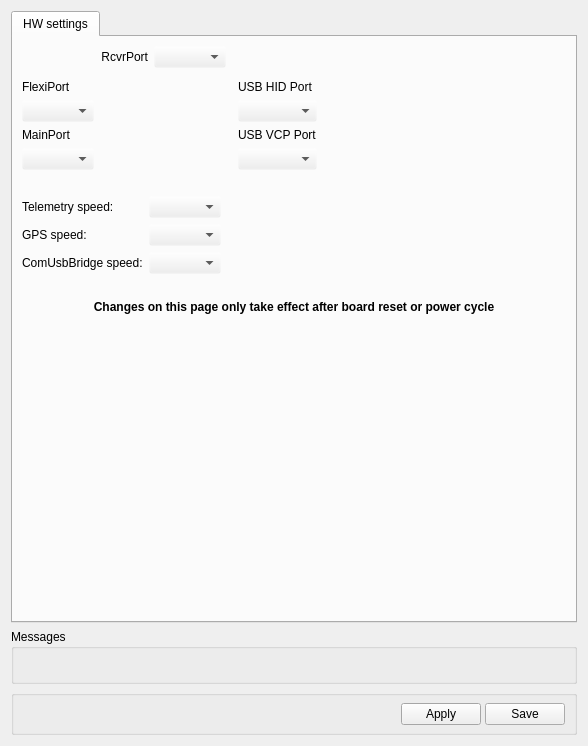
Old version of the form ground/openpilotgcs/src/plugins/config/cc_hw_settings.ui in the repository openpilot/OpenPilot.
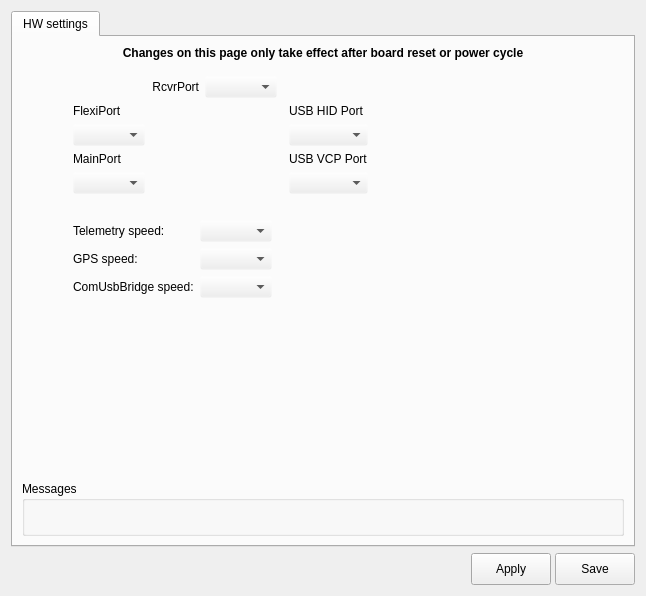
New version of the form. Icons and pictures are not drawn.

Commit message: almost done fixing any spacing isues, changed the font so its bigger, added some new stylesheet properties to linux and osx

Patch:
```diff
--- a/ground/openpilotgcs/src/plugins/config/cc_hw_settings.ui
+++ b/ground/openpilotgcs/src/plugins/config/cc_hw_settings.ui
@@ -6,14 +6,14 @@
    <rect>
     <x>0</x>
     <y>0</y>
-    <width>588</width>
-    <height>746</height>
+    <width>646</width>
+    <height>596</height>
    </rect>
   </property>
   <property name="windowTitle">
    <string>Form</string>
   </property>
-  <layout class="QVBoxLayout" name="verticalLayout_2">
+  <layout class="QVBoxLayout" name="verticalLayout">
    <item>
     <widget class="QTabWidget" name="tabWidget">
      <property name="currentIndex">
@@ -107,29 +107,214 @@
            <rect>
             <x>0</x>
             <y>0</y>
-            <width>558</width>
-            <height>580</height>
+            <width>616</width>
+            <height>495</height>
            </rect>
           </property>
-          <layout class="QVBoxLayout" name="verticalLayout">
+          <layout class="QGridLayout" name="gridLayout_3">
+           <item row="6" column="0" colspan="3">
+            <widget class="QGroupBox" name="groupBox_2">
+             <property name="sizePolicy">
+              <sizepolicy hsizetype="Preferred" vsizetype="Minimum">
+               <horstretch>0</horstretch>
+               <verstretch>0</verstretch>
+              </sizepolicy>
+             </property>
+             <property name="minimumSize">
+              <size>
+               <width>0</width>
+               <height>50</height>
+              </size>
+             </property>
+             <property name="title">
+              <string>Messages</string>
+             </property>
+             <layout class="QHBoxLayout" name="horizontalLayout_3">
            <item>
-            <layout class="QGridLayout" name="gridLayout">
-             <item row="1" column="1" rowspan="5" colspan="3">
-              <widget class="QLabel" name="label_2">
+               <widget class="QLabel" name="problems">
+                <property name="font">
+                 <font>
+                  <weight>75</weight>
+                  <bold>true</bold>
+                 </font>
+                </property>
                <property name="text">
                 <string/>
                </property>
-               <property name="scaledContents">
+                <property name="textFormat">
+                 <enum>Qt::AutoText</enum>
+                </property>
+                <property name="wordWrap">
                 <bool>true</bool>
+                </property>
+               </widget>
+              </item>
+             </layout>
+            </widget>
+           </item>
+           <item row="0" column="1">
+            <widget class="QLabel" name="label_6">
+             <property name="sizePolicy">
+              <sizepolicy hsizetype="Preferred" vsizetype="Preferred">
+               <horstretch>0</horstretch>
+               <verstretch>0</verstretch>
+              </sizepolicy>
+             </property>
+             <property name="minimumSize">
+              <size>
+               <width>500</width>
+               <height>0</height>
+              </size>
+             </property>
+             <property name="maximumSize">
+              <size>
+               <width>500</width>
+               <height>16777215</height>
+              </size>
+             </property>
+             <property name="font">
+              <font>
+               <weight>75</weight>
+               <bold>true</bold>
+              </font>
+             </property>
+             <property name="text">
+              <string>Changes on this page only take effect after board reset or power cycle</string>
+             </property>
+             <property name="alignment">
+              <set>Qt::AlignCenter</set>
+             </property>
+             <property name="wordWrap">
+              <bool>true</bool>
+             </property>
+            </widget>
+           </item>
+           <item row="5" column="1">
+            <spacer name="verticalSpacer">
+             <property name="orientation">
+              <enum>Qt::Vertical</enum>
+             </property>
+             <property name="sizeHint" stdset="0">
+              <size>
+               <width>20</width>
+               <height>25</height>
+              </size>
+             </property>
+            </spacer>
+           </item>
+           <item row="3" column="1">
+            <layout class="QHBoxLayout" name="horizontalLayout">
+             <item>
+              <layout class="QGridLayout" name="gridLayout_2">
+               <item row="0" column="0">
+                <widget class="QLabel" name="telemetrySpeedLabel">
+                 <property name="text">
+                  <string>Telemetry speed:</string>
+                 </property>
+                </widget>
+               </item>
+               <item row="1" column="0">
+                <widget class="QLabel" name="GpsSpeedLabel">
+                 <property name="minimumSize">
+                  <size>
+                   <width>55</width>
+                   <height>0</height>
+                  </size>
+                 </property>
+                 <property name="text">
+                  <string>GPS speed:</string>
+                 </property>
+                </widget>
+               </item>
+               <item row="2" column="0">
+                <widget class="QLabel" name="ComUsbBridgeSpeedLabel">
+                 <property name="minimumSize">
+                  <size>
+                   <width>55</width>
+                   <height>0</height>
+                  </size>
+                 </property>
+                 <property name="text">
+                  <string>ComUsbBridge speed:</string>
+                 </property>
+                </widget>
+               </item>
+               <item row="0" column="1">
+                <widget class="QComboBox" name="telemetrySpeed">
+                 <property name="toolTip">
+                  <string>Select the speed here.</string>
+                 </property>
+                </widget>
+               </item>
+               <item row="1" column="1">
+                <widget class="QComboBox" name="gpsSpeed">
+                 <property name="toolTip">
+                  <string>Select the speed here.</string>
+                 </property>
+                </widget>
+               </item>
+               <item row="2" column="1">
+                <widget class="QComboBox" name="comUsbBridgeSpeed">
+                 <property name="toolTip">
+                  <string>Select the speed here.</string>
+                 </property>
+                </widget>
+               </item>
+              </layout>
+             </item>
+             <item>
+              <spacer name="horizontalSpacer_3">
+               <property name="orientation">
+                <enum>Qt::Horizontal</enum>
+               </property>
+               <property name="sizeHint" stdset="0">
+                <size>
+                 <width>40</width>
+                 <height>20</height>
+                </size>
+               </property>
+              </spacer>
+             </item>
+            </layout>
+           </item>
+           <item row="2" column="1">
+            <layout class="QGridLayout" name="gridLayout" rowstretch="0,0,0,0,0,0">
+             <item row="5" column="0">
+              <widget class="QLabel" name="label_4">
+               <property name="text">
+                <string/>
                </property>
               </widget>
              </item>
              <item row="2" column="0">
               <widget class="QComboBox" name="cbFlexi"/>
              </item>
+             <item row="1" column="4">
+              <widget class="QLabel" name="label_8">
+               <property name="text">
+                <string>USB HID Port</string>
+               </property>
+               <property name="alignment">
+                <set>Qt::AlignBottom|Qt::AlignLeading|Qt::AlignLeft</set>
+               </property>
+              </widget>
+             </item>
              <item row="4" column="0">
               <widget class="QComboBox" name="cbTele"/>
              </item>
+             <item row="1" column="1" rowspan="5" colspan="3">
+              <widget class="QLabel" name="label_2">
+               <property name="text">
+                <string/>
+               </property>
+               <property name="scaledContents">
+                <bool>true</bool>
+               </property>
+              </widget>
+             </item>
+             <item row="0" column="2">
+              <widget class="QComboBox" name="cbRcvr"/>
+             </item>
              <item row="3" column="0">
               <widget class="QLabel" name="label_3">
                <property name="text">
@@ -140,49 +325,22 @@
                </property>
               </widget>
              </item>
-             <item row="5" column="0">
-              <widget class="QLabel" name="label_4">
-               <property name="text">
-                <string/>
-               </property>
-              </widget>
-             </item>
-             <item row="1" column="0">
-              <widget class="QLabel" name="label_5">
-               <property name="text">
-                <string>FlexiPort</string>
-               </property>
-               <property name="alignment">
-                <set>Qt::AlignBottom|Qt::AlignLeading|Qt::AlignLeft</set>
-               </property>
-              </widget>
-             </item>
-             <item row="1" column="5">
-              <spacer name="horizontalSpacer_2">
-               <property name="orientation">
-                <enum>Qt::Horizontal</enum>
-               </property>
-               <property name="sizeHint" stdset="0">
-                <size>
-                 <width>40</width>
-                 <height>20</height>
-                </size>
-               </property>
-              </spacer>
-             </item>
-             <item row="1" column="4">
-              <widget class="QLabel" name="label_8">
-               <property name="text">
-                <string>USB HID Port</string>
-               </property>
-               <property name="alignment">
-                <set>Qt::AlignBottom|Qt::AlignLeading|Qt::AlignLeft</set>
-               </property>
-              </widget>
-             </item>
              <item row="2" column="4">
               <widget class="QComboBox" name="cbUsbHid"/>
              </item>
+             <item row="4" column="4">
+              <widget class="QComboBox" name="cbUsbVcp"/>
+             </item>
+             <item row="1" column="0">
+              <widget class="QLabel" name="label_5">
+               <property name="text">
+                <string>FlexiPort</string>
+               </property>
+               <property name="alignment">
+                <set>Qt::AlignBottom|Qt::AlignLeading|Qt::AlignLeft</set>
+               </property>
+              </widget>
+             </item>
              <item row="3" column="4">
               <widget class="QLabel" name="label_9">
                <property name="text">
@@ -193,9 +351,6 @@
                </property>
               </widget>
              </item>
-             <item row="4" column="4">
-              <widget class="QComboBox" name="cbUsbVcp"/>
-             </item>
              <item row="0" column="1">
               <widget class="QLabel" name="label_7">
                <property name="text">
@@ -206,87 +361,48 @@
                </property>
               </widget>
              </item>
-             <item row="0" column="2">
-              <widget class="QComboBox" name="cbRcvr"/>
-             </item>
-            </layout>
-           </item>
-           <item>
-            <layout class="QHBoxLayout" name="horizontalLayout">
-             <item>
-              <layout class="QGridLayout" name="gridLayout_2">
-               <item row="0" column="0">
-                <widget class="QLabel" name="telemetrySpeedLabel">
-                 <property name="text">
-                  <string>Telemetry speed:</string>
-                 </property>
-                </widget>
-               </item>
-               <item row="1" column="0">
-                <widget class="QLabel" name="GpsSpeedLabel">
-                 <property name="minimumSize">
+             <item row="2" column="5">
+              <spacer name="horizontalSpacer_2">
+               <property name="orientation">
+                <enum>Qt::Horizontal</enum>
+               </property>
+               <property name="sizeHint" stdset="0">
                   <size>
-                   <width>55</width>
-                   <height>0</height>
-                  </size>
-                 </property>
-                 <property name="text">
-                  <string>GPS speed:</string>
-                 </property>
-                </widget>
+                 <width>40</width>
+                 <height>20</height>
+                </size>
+               </property>
+              </spacer>
+             </item>
+            </layout>
                </item>
                <item row="2" column="0">
-                <widget class="QLabel" name="ComUsbBridgeSpeedLabel">
-                 <property name="minimumSize">
+            <spacer name="horizontalSpacer_4">
+             <property name="orientation">
+              <enum>Qt::Horizontal</enum>
+             </property>
+             <property name="sizeHint" stdset="0">
                   <size>
-                   <width>55</width>
-                   <height>0</height>
-                  </size>
-                 </property>
-                 <property name="text">
-                  <string>ComUsbBridge speed:</string>
-                 </property>
-                </widget>
-               </item>
-               <item row="0" column="1">
-                <widget class="QComboBox" name="telemetrySpeed">
-                 <property name="toolTip">
-                  <string>Select the speed here.</string>
-                 </property>
-                </widget>
+               <width>40</width>
+               <height>20</height>
+              </size>
+             </property>
+            </spacer>
+           </item>
+           <item row="2" column="2">
+            <spacer name="horizontalSpacer_5">
+             <property name="orientation">
+              <enum>Qt::Horizontal</enum>
+             </property>
+             <property name="sizeHint" stdset="0">
+              <size>
+               <width>40</width>
+               <height>20</height>
+              </size>
+             </property>
+            </spacer>
                </item>
                <item row="1" column="1">
-                <widget class="QComboBox" name="gpsSpeed">
-                 <property name="toolTip">
-                  <string>Select the speed here.</string>
-                 </property>
-                </widget>
-               </item>
-               <item row="2" column="1">
-                <widget class="QComboBox" name="comUsbBridgeSpeed">
-                 <property name="toolTip">
-                  <string>Select the speed here.</string>
-                 </property>
-                </widget>
-               </item>
-              </layout>
-             </item>
-             <item>
-              <spacer name="horizontalSpacer_3">
-               <property name="orientation">
-                <enum>Qt::Horizontal</enum>
-               </property>
-               <property name="sizeHint" stdset="0">
-                <size>
-                 <width>40</width>
-                 <height>20</height>
-                </size>
-               </property>
-              </spacer>
-             </item>
-            </layout>
-           </item>
-           <item>
             <spacer name="verticalSpacer_2">
              <property name="orientation">
               <enum>Qt::Vertical</enum>
@@ -297,43 +413,11 @@
              <property name="sizeHint" stdset="0">
               <size>
                <width>20</width>
-               <height>20</height>
+               <height>10</height>
               </size>
              </property>
             </spacer>
            </item>
-           <item>
-            <widget class="QLabel" name="label_6">
-             <property name="font">
-              <font>
-               <weight>75</weight>
-               <bold>true</bold>
-              </font>
-             </property>
-             <property name="text">
-              <string>Changes on this page only take effect after board reset or power cycle</string>
-             </property>
-             <property name="alignment">
-              <set>Qt::AlignCenter</set>
-             </property>
-             <property name="wordWrap">
-              <bool>true</bool>
-             </property>
-            </widget>
-           </item>
-           <item>
-            <spacer name="verticalSpacer">
-             <property name="orientation">
-              <enum>Qt::Vertical</enum>
-             </property>
-             <property name="sizeHint" stdset="0">
-              <size>
-               <width>20</width>
-               <height>25</height>
-              </size>
-             </property>
-            </spacer>
-           </item>
           </layout>
          </widget>
         </widget>
@@ -343,78 +427,10 @@
     </widget>
    </item>
    <item>
-    <widget class="QGroupBox" name="groupBox_2">
-     <property name="sizePolicy">
-      <sizepolicy hsizetype="Preferred" vsizetype="Minimum">
-       <horstretch>0</horstretch>
-       <verstretch>0</verstretch>
-      </sizepolicy>
-     </property>
-     <property name="minimumSize">
-      <size>
-       <width>0</width>
-       <height>50</height>
-      </size>
-     </property>
-     <property name="title">
-      <string>Messages</string>
-     </property>
-     <layout class="QHBoxLayout" name="horizontalLayout_3">
-      <item>
-       <widget class="QLabel" name="problems">
-        <property name="font">
-         <font>
-          <weight>75</weight>
-          <bold>true</bold>
-         </font>
-        </property>
-        <property name="text">
-         <string/>
-        </property>
-        <property name="textFormat">
-         <enum>Qt::AutoText</enum>
-        </property>
-        <property name="wordWrap">
-         <bool>true</bool>
-        </property>
-       </widget>
-      </item>
-     </layout>
-    </widget>
-   </item>
-   <item>
-    <widget class="QGroupBox" name="groupBox">
-     <property name="sizePolicy">
-      <sizepolicy hsizetype="Preferred" vsizetype="Fixed">
-       <horstretch>0</horstretch>
-       <verstretch>0</verstretch>
-      </sizepolicy>
-     </property>
-     <property name="minimumSize">
-      <size>
-       <width>0</width>
-       <height>45</height>
-      </size>
-     </property>
-     <property name="maximumSize">
-      <size>
-       <width>16777215</width>
-       <height>45</height>
-      </size>
-     </property>
-     <property name="title">
-      <string/>
-     </property>
      <layout class="QHBoxLayout" name="horizontalLayout_2">
       <property name="spacing">
        <number>4</number>
       </property>
-      <property name="topMargin">
-       <number>0</number>
-      </property>
-      <property name="bottomMargin">
-       <number>0</number>
-      </property>
       <item>
        <spacer name="horizontalSpacer">
         <property name="orientation">
@@ -445,7 +461,7 @@
         <property name="maximumSize">
          <size>
           <width>25</width>
-          <height>26</height>
+         <height>25</height>
          </size>
         </property>
         <property name="toolTip">
@@ -471,6 +487,18 @@
       </item>
       <item>
        <widget class="QPushButton" name="saveTelemetryToRAM">
+       <property name="minimumSize">
+        <size>
+         <width>0</width>
+         <height>32</height>
+        </size>
+       </property>
+       <property name="maximumSize">
+        <size>
+         <width>16777215</width>
+         <height>32</height>
+        </size>
+       </property>
         <property name="palette">
          <palette>
           <active>
@@ -548,6 +576,12 @@
         <property name="text">
          <string>Apply</string>
         </property>
+       <property name="iconSize">
+        <size>
+         <width>16</width>
+         <height>16</height>
+        </size>
+       </property>
         <property name="checkable">
          <bool>false</bool>
         </property>
@@ -555,6 +589,18 @@
       </item>
       <item>
        <widget class="QPushButton" name="saveTelemetryToSD">
+       <property name="minimumSize">
+        <size>
+         <width>0</width>
+         <height>32</height>
+        </size>
+       </property>
+       <property name="maximumSize">
+        <size>
+         <width>16777215</width>
+         <height>32</height>
+        </size>
+       </property>
         <property name="toolTip">
          <string>Applies and Saves all settings to SD.
 Beware of not locking yourself out!</string>
@@ -571,7 +617,6 @@
        </widget>
       </item>
      </layout>
-    </widget>
    </item>
   </layout>
  </widget>
```
Lines whose indentation alone changed are shown as unchanged. The commit also changes 13 other files.
